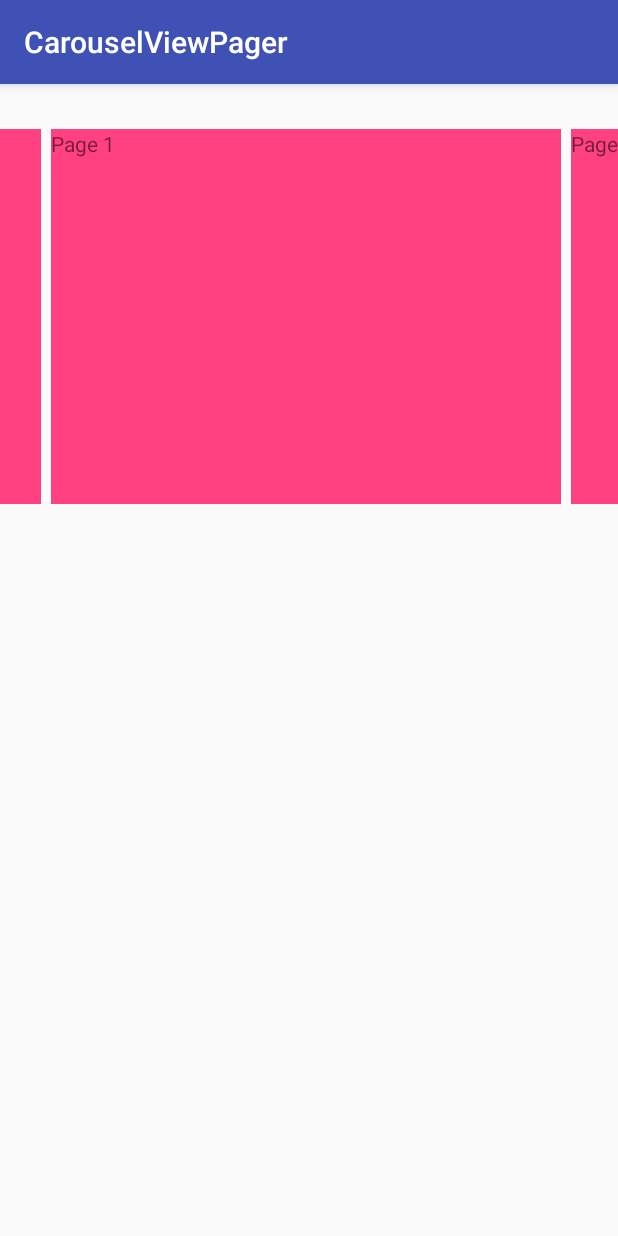
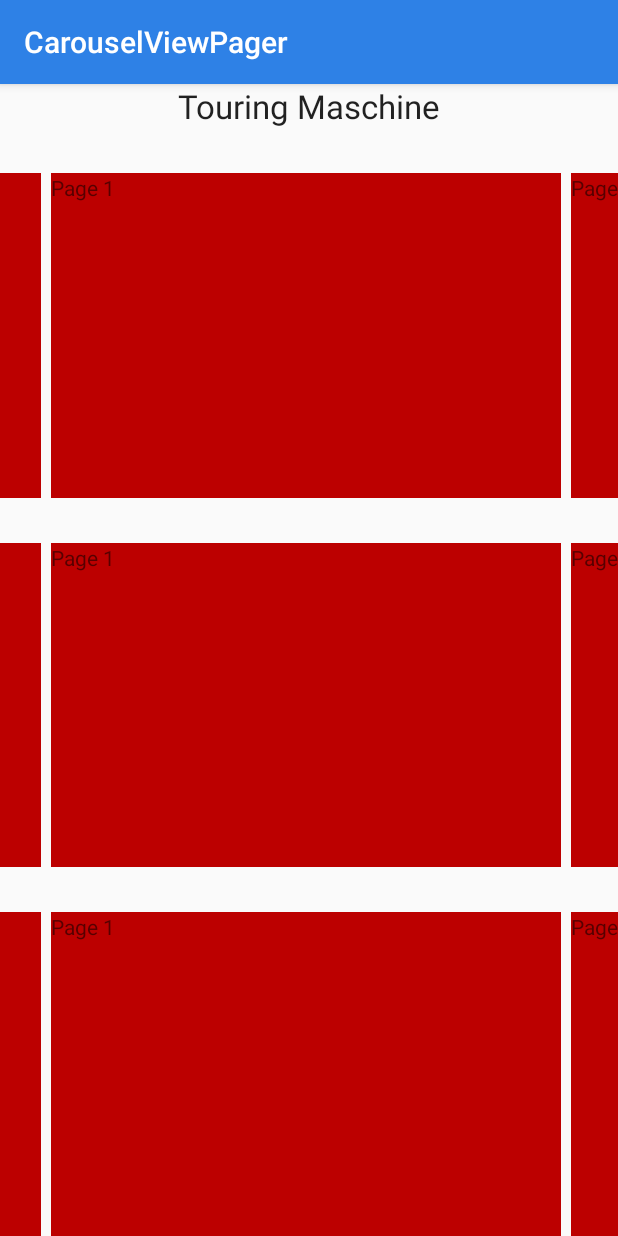
Before and after one commit to Aentfs/CarouselViewPager, an Android app: the screen it shows after launch (MainActivity), on a phone screen of 412 x 824 dp. Run offline under Robolectric (Android 15) with nearby library versions, the light colour scheme and no system bars.

Commit message:
Add two more infinit scroll views

```diff
--- a/app/src/main/java/com/mrwii/carousel/carouselviewpager/MainActivity.java
+++ b/app/src/main/java/com/mrwii/carousel/carouselviewpager/MainActivity.java
@@ -5,19 +5,37 @@ import android.support.v4.view.ViewPager;
 import android.support.v7.app.AppCompatActivity;
 
 public class MainActivity extends AppCompatActivity {
-    private SlideAdapter adapter;
-    private ViewPager viewPager;
+    private SlideAdapter adapter1;
+    private SlideAdapter adapter2;
+    private SlideAdapter adapter3;
+    private ViewPager viewPager1;
+    private ViewPager viewPager2;
+    private ViewPager viewPager3;
 
     @Override
     protected void onCreate(Bundle savedInstanceState) {
         super.onCreate(savedInstanceState);
         setContentView(R.layout.activity_main);
 
-        viewPager = (ViewPager) findViewById(R.id.vp_slider);
-        viewPager.setClipToPadding(false);
-        viewPager.setPageMargin(10);
-        adapter = new SlideAdapter(this.getSupportFragmentManager());
-        viewPager.setAdapter(adapter);
-        viewPager.setCurrentItem(adapter.FIRST_PAGE);
+        viewPager1 = (ViewPager) findViewById(R.id.vp_slider1);
+        viewPager1.setClipToPadding(false);
+        viewPager1.setPageMargin(10);
+        adapter1 = new SlideAdapter(this.getSupportFragmentManager());
+        viewPager1.setAdapter(adapter1);
+        viewPager1.setCurrentItem(adapter1.FIRST_PAGE);
+
+        viewPager2 = (ViewPager) findViewById(R.id.vp_slider2);
+        viewPager2.setClipToPadding(false);
+        viewPager2.setPageMargin(10);
+        adapter2 = new SlideAdapter(this.getSupportFragmentManager());
+        viewPager2.setAdapter(adapter2);
+        viewPager2.setCurrentItem(adapter2.FIRST_PAGE);
+
+        viewPager3 = (ViewPager) findViewById(R.id.vp_slider3);
+        viewPager3.setClipToPadding(false);
+        viewPager3.setPageMargin(10);
+        adapter3 = new SlideAdapter(this.getSupportFragmentManager());
+        viewPager3.setAdapter(adapter3);
+        viewPager3.setCurrentItem(adapter3.FIRST_PAGE);
     }
 }
--- a/app/src/main/res/layout/activity_main.xml
+++ b/app/src/main/res/layout/activity_main.xml
@@ -1,15 +1,45 @@
 <?xml version="1.0" encoding="utf-8"?>
-<RelativeLayout xmlns:android="http://schemas.android.com/apk/res/android"
+<LinearLayout xmlns:android="http://schemas.android.com/apk/res/android"
     xmlns:tools="http://schemas.android.com/tools"
     android:layout_width="match_parent"
     android:layout_height="wrap_content"
+    android:orientation="vertical"
     tools:context="com.mrwii.carousel.carouselviewpager.MainActivity">
 
+    <TextView
+        android:id="@+id/caption"
+        android:layout_width="match_parent"
+        android:layout_height="wrap_content"
+        android:text="Touring Maschine"
+        android:textAlignment="center"
+        android:textAppearance="@android:style/TextAppearance.DeviceDefault.Large" />
+
     <android.support.v4.view.ViewPager
-        android:id="@+id/vp_slider"
+        android:id="@+id/vp_slider1"
         android:layout_width="match_parent"
-        android:layout_height="250dp"
+        android:layout_height="match_parent"
+        android:layout_marginTop="30dp"
+        android:layout_weight="1"
+        android:paddingLeft="34dp"
+        android:paddingRight="12dp" />
+
+    <android.support.v4.view.ViewPager
+        android:id="@+id/vp_slider2"
+        android:layout_width="match_parent"
+        android:layout_height="match_parent"
         android:layout_marginTop="30dp"
         android:paddingLeft="34dp"
-        android:paddingRight="12dp" />
-</RelativeLayout>
+        android:paddingRight="12dp"
+        android:layout_weight="1" />
+
+    <android.support.v4.view.ViewPager
+        android:id="@+id/vp_slider3"
+        android:layout_width="match_parent"
+        android:layout_height="match_parent"
+        android:layout_marginTop="30dp"
+        android:paddingLeft="34dp"
+        android:paddingRight="12dp"
+        android:layout_weight="1">
+
+    </android.support.v4.view.ViewPager>
+</LinearLayout>
--- a/app/src/main/res/values/colors.xml
+++ b/app/src/main/res/values/colors.xml
@@ -1,6 +1,6 @@
 <?xml version="1.0" encoding="utf-8"?>
 <resources>
-    <color name="colorPrimary">#3F51B5</color>
-    <color name="colorPrimaryDark">#303F9F</color>
-    <color name="colorAccent">#FF4081</color>
+    <color name="colorPrimary">#2e81e6</color>
+    <color name="colorPrimaryDark">#2975d1</color>
+    <color name="colorAccent">#bc0000</color>
 </resources>
```
